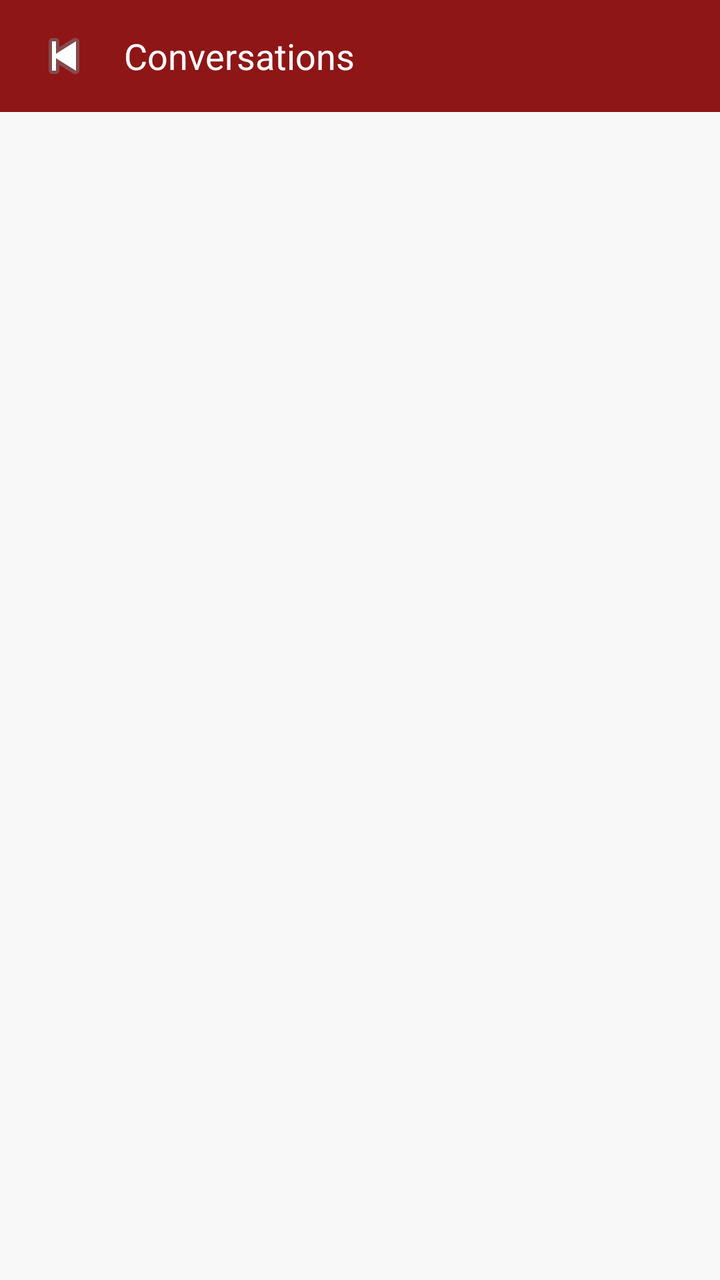
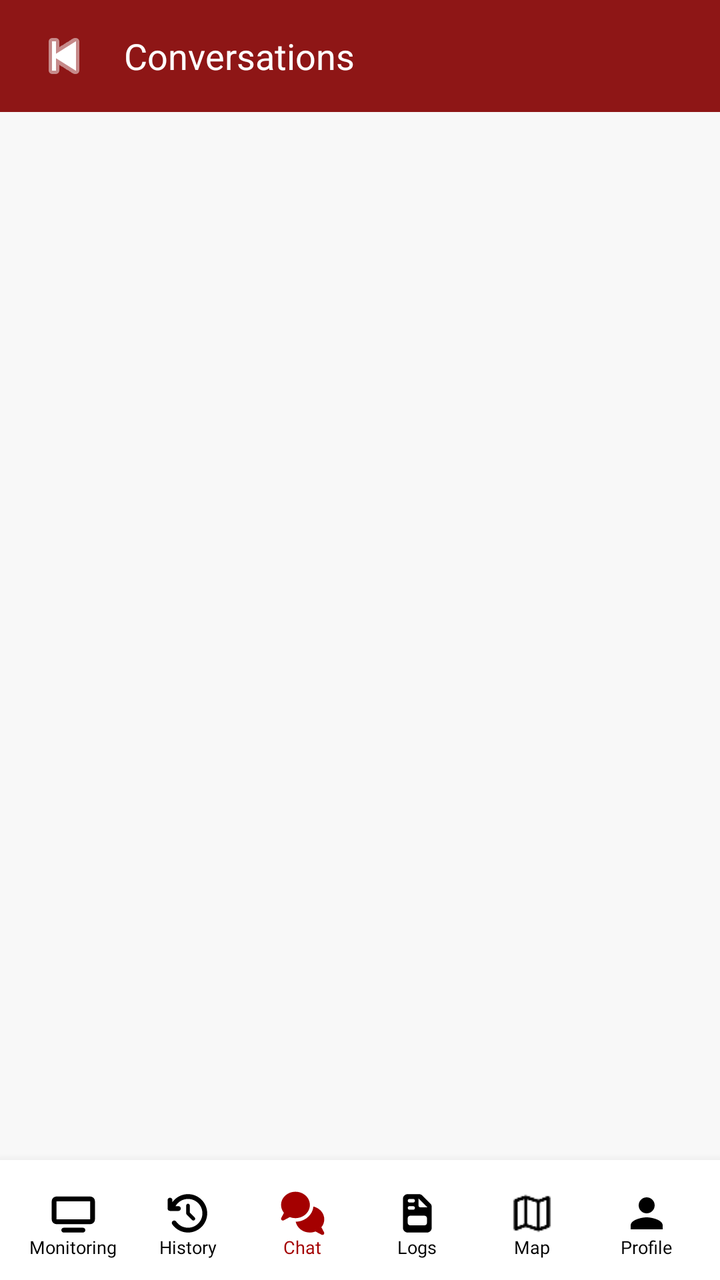

Two renders of the same Android screen: before a commit and after it. Below are the layout's source before the change and the commit's diff.
<!-- AndroidManifest.xml: application theme AppTheme -->
<!-- res/layout/activity_message.xml -->
<?xml version="1.0" encoding="utf-8"?>
<LinearLayout xmlns:android="http://schemas.android.com/apk/res/android"
    android:orientation="vertical"
    android:layout_width="match_parent"
    android:layout_height="match_parent"
    android:background="#f8f8f8">

    
    <LinearLayout
        android:layout_width="match_parent"
        android:layout_height="56dp"
        android:orientation="horizontal"
        android:gravity="center_vertical"
        android:paddingLeft="12dp"
        android:paddingRight="12dp"
        android:background="#8E1616">

        <ImageButton
            android:id="@+id/btnBack"
            android:layout_width="40dp"
            android:layout_height="40dp"
            android:background="@android:color/transparent"
            android:src="@android:drawable/ic_media_previous"/>

        <TextView
            android:layout_width="wrap_content"
            android:layout_height="wrap_content"
            android:text="Conversations"
            android:textColor="#fff"
            android:textSize="18sp"
            android:layout_marginLeft="10dp"
            android:fontFamily="sans-serif" />
    </LinearLayout>

    
    <androidx.recyclerview.widget.RecyclerView
        android:id="@+id/recyclerThreads"
        android:layout_width="match_parent"
        android:layout_height="match_parent"
        android:padding="8dp"/>
</LinearLayout>
<!-- resources referenced by this layout -->
<resources>
  <!-- unchanged entries left out for length: 7 -->
</resources>

<!-- the commit's change to res/layout/activity_message.xml (unified diff, before → after) -->
@@ -1,26 +1,29 @@
 <?xml version="1.0" encoding="utf-8"?>
-<LinearLayout xmlns:android="http://schemas.android.com/apk/res/android"
-    android:orientation="vertical"
+<androidx.constraintlayout.widget.ConstraintLayout
+    xmlns:android="http://schemas.android.com/apk/res/android"
+    xmlns:app="http://schemas.android.com/apk/res-auto"
     android:layout_width="match_parent"
     android:layout_height="match_parent"
     android:background="#f8f8f8">
 
-    
     <LinearLayout
+        android:id="@+id/header"
         android:layout_width="match_parent"
         android:layout_height="56dp"
         android:orientation="horizontal"
         android:gravity="center_vertical"
         android:paddingLeft="12dp"
         android:paddingRight="12dp"
-        android:background="#8E1616">
+        android:background="#8E1616"
+        app:layout_constraintTop_toTopOf="parent">
 
         <ImageButton
             android:id="@+id/btnBack"
             android:layout_width="40dp"
             android:layout_height="40dp"
             android:background="@android:color/transparent"
-            android:src="@android:drawable/ic_media_previous"/>
+            android:src="@android:drawable/ic_media_previous"
+            app:tint="#FFFFFF" />
 
         <TextView
             android:layout_width="wrap_content"
@@ -32,10 +35,184 @@
             android:fontFamily="sans-serif" />
     </LinearLayout>
 
-    
     <androidx.recyclerview.widget.RecyclerView
         android:id="@+id/recyclerThreads"
+        android:layout_width="0dp"
+        android:layout_height="0dp"
+        android:padding="8dp"
+        app:layout_constraintTop_toBottomOf="@id/header"
+        app:layout_constraintBottom_toTopOf="@id/bottom_navigation_bar"
+        app:layout_constraintStart_toStartOf="parent"
+        app:layout_constraintEnd_toEndOf="parent" />
+
+    <LinearLayout
+        android:id="@+id/bottom_navigation_bar"
         android:layout_width="match_parent"
-        android:layout_height="match_parent"
-        android:padding="8dp"/>
-</LinearLayout>
+        android:layout_height="60dp"
+        android:background="#FFFFFF"
+        android:orientation="horizontal"
+        android:weightSum="6"
+        android:elevation="8dp"
+        android:paddingStart="8dp"
+        android:paddingEnd="8dp"
+        app:layout_constraintBottom_toBottomOf="parent"
+        app:layout_constraintStart_toStartOf="parent"
+        app:layout_constraintEnd_toEndOf="parent">
+
+        <LinearLayout
+            android:id="@+id/nav_monitoring"
+            android:layout_width="0dp"
+            android:layout_height="match_parent"
+            android:layout_weight="1"
+            android:orientation="vertical"
+            android:gravity="center"
+            android:clickable="true"
+            android:focusable="true"
+            android:background="?attr/selectableItemBackgroundBorderless"
+            android:paddingTop="4dp">
+            <ImageView
+                android:layout_width="24dp"
+                android:layout_height="24dp"
+                android:src="@drawable/ic_live_default"
+                app:tint="#000000" />
+            <TextView
+                android:layout_width="wrap_content"
+                android:layout_height="wrap_content"
+                android:text="Monitoring"
+                android:textSize="9sp"
+                android:textColor="#000000"
+                android:fontFamily="@font/poppins_regular"
+                android:includeFontPadding="false" />
+        </LinearLayout>
+
+        <LinearLayout
+            android:id="@+id/nav_history"
+            android:layout_width="0dp"
+            android:layout_height="match_parent"
+            android:layout_weight="1"
+            android:orientation="vertical"
+            android:gravity="center"
+            android:clickable="true"
+            android:focusable="true"
+            android:background="?attr/selectableItemBackgroundBorderless"
+            android:paddingTop="4dp">
+            <ImageView
+                android:layout_width="24dp"
+                android:layout_height="24dp"
+                android:src="@drawable/ic_history_default"
+                app:tint="#000000" />
+            <TextView
+                android:layout_width="wrap_content"
+                android:layout_height="wrap_content"
+                android:text="History"
+                android:textSize="9sp"
+                android:textColor="#000000"
+                android:fontFamily="@font/poppins_regular"
+                android:includeFontPadding="false" />
+        </LinearLayout>
+
+        <LinearLayout
+            android:id="@+id/nav_chat"
+            android:layout_width="0dp"
+            android:layout_height="match_parent"
+            android:layout_weight="1"
+            android:orientation="vertical"
+            android:gravity="center"
+            android:clickable="true"
+            android:focusable="true"
+            android:background="?attr/selectableItemBackgroundBorderless"
+            android:paddingTop="4dp">
+            <ImageView
+                android:layout_width="24dp"
+                android:layout_height="24dp"
+                android:src="@drawable/ic_chat_default"
+                app:tint="#A40000" /> <TextView
+            android:layout_width="wrap_content"
+            android:layout_height="wrap_content"
+            android:text="Chat"
+            android:textSize="9sp"
+            android:textColor="#A40000"
+            android:fontFamily="@font/poppins_regular"
+            android:includeFontPadding="false" />
+        </LinearLayout>
+
+        <LinearLayout
+            android:id="@+id/nav_logs"
+            android:layout_width="0dp"
+            android:layout_height="match_parent"
+            android:layout_weight="1"
+            android:orientation="vertical"
+            android:gravity="center"
+            android:clickable="true"
+            android:focusable="true"
+            android:background="?attr/selectableItemBackgroundBorderless"
+            android:paddingTop="4dp">
+            <ImageView
+                android:layout_width="24dp"
+                android:layout_height="24dp"
+                android:src="@drawable/ic_logs_default"
+                app:tint="#000000" />
+            <TextView
+                android:layout_width="wrap_content"
+                android:layout_height="wrap_content"
+                android:text="Logs"
+                android:textSize="9sp"
+                android:textColor="#000000"
+                android:fontFamily="@font/poppins_regular"
+                android:includeFontPadding="false" />
+        </LinearLayout>
+
+        <LinearLayout
+            android:id="@+id/nav_map"
+            android:layout_width="0dp"
+            android:layout_height="match_parent"
+            android:layout_weight="1"
+            android:orientation="vertical"
+            android:gravity="center"
+            android:clickable="true"
+            android:focusable="true"
+            android:background="?attr/selectableItemBackgroundBorderless"
+            android:paddingTop="4dp">
+            <ImageView
+                android:layout_width="24dp"
+                android:layout_height="24dp"
+                android:src="@drawable/map_icon"
+                app:tint="#000000" />
+            <TextView
+                android:layout_width="wrap_content"
+                android:layout_height="wrap_content"
+                android:text="Map"
+                android:textSize="9sp"
+                android:textColor="#000000"
+                android:fontFamily="@font/poppins_regular"
+                android:includeFontPadding="false" />
+        </LinearLayout>
+
+        <LinearLayout
+            android:id="@+id/nav_profile"
+            android:layout_width="0dp"
+            android:layout_height="match_parent"
+            android:layout_weight="1"
+            android:orientation="vertical"
+            android:gravity="center"
+            android:clickable="true"
+            android:focusable="true"
+            android:background="?attr/selectableItemBackgroundBorderless"
+            android:paddingTop="4dp">
+            <ImageView
+                android:layout_width="24dp"
+                android:layout_height="24dp"
+                android:src="@drawable/person_icon"
+                app:tint="#000000" />
+            <TextView
+                android:layout_width="wrap_content"
+                android:layout_height="wrap_content"
+                android:text="Profile"
+                android:textSize="9sp"
+                android:textColor="#000000"
+                android:fontFamily="@font/poppins_regular"
+                android:includeFontPadding="false" />
+        </LinearLayout>
+    </LinearLayout>
+
+</androidx.constraintlayout.widget.ConstraintLayout>
<!-- resource entries referenced after the edit -->
@@ -1,5 +1,60 @@
 <!-- resources referenced by this layout -->
 <resources>
+  <!-- drawable ic_chat_default (drawable) -->
+  <?xml version="1.0" encoding="utf-8"?>
+  <vector xmlns:android="http://schemas.android.com/apk/res/android"
+      android:width="640dp"
+      android:height="640dp"
+      android:viewportWidth="640"
+      android:viewportHeight="640">
+  
+      <path
+          android:fillColor="#1f1f1f"
+          android:pathData="M416 208C416 305.2 330 384 224 384C197.3 384 171.9 379 148.8 370L67.2 413.2C57.9 418.1 46.5 416.4 39 409C31.5 401.6 29.8 390.1 34.8 380.8L70.4 313.6C46.3 284.2 32 247.6 32 208C32 110.8 118 32 224 32C330 32 416 110.8 416 208zM416 576C321.9 576 243.6 513.9 227.2 432C347.2 430.5 451.5 345.1 463 229.3C546.3 248.5 608 317.6 608 400C608 439.6 593.7 476.2 569.6 505.6L605.2 572.8C610.1 582.1 608.4 593.5 601 601C593.6 608.5 582.1 610.2 572.8 605.2L491.2 562C468.1 571 442.7 576 416 576z" />
+  </vector>
+  <!-- drawable ic_history_default (drawable) -->
+  <?xml version="1.0" encoding="utf-8"?>
+  <vector xmlns:android="http://schemas.android.com/apk/res/android"
+      android:width="640dp"
+      android:height="640dp"
+      android:viewportWidth="640"
+      android:viewportHeight="640">
+  
+      <path
+          android:fillColor="#1f1f1f"
+          android:pathData="M320 128C426 128 512 214 512 320C512 426 426 512 320 512C254.8 512 197.1 479.5 162.4 429.7C152.3 415.2 132.3 411.7 117.8 421.8C103.3 431.9 99.8 451.9 109.9 466.4C156.1 532.6 233 576 320 576C461.4 576 576 461.4 576 320C576 178.6 461.4 64 320 64C234.3 64 158.5 106.1 112 170.7L112 144C112 126.3 97.7 112 80 112C62.3 112 48 126.3 48 144L48 256C48 273.7 62.3 288 80 288L104.6 288C105.1 288 105.6 288 106.1 288L192.1 288C209.8 288 224.1 273.7 224.1 256C224.1 238.3 209.8 224 192.1 224L153.8 224C186.9 166.6 249 128 320 128zM344 216C344 202.7 333.3 192 320 192C306.7 192 296 202.7 296 216L296 320C296 326.4 298.5 332.5 303 337L375 409C384.4 418.4 399.6 418.4 408.9 409C418.2 399.6 418.3 384.4 408.9 375.1L343.9 310.1L343.9 216z" />
+  </vector>
+  <!-- drawable ic_live_default (drawable) -->
+  <?xml version="1.0" encoding="utf-8"?>
+  <vector xmlns:android="http://schemas.android.com/apk/res/android"
+      android:width="640dp"
+      android:height="640dp"
+      android:viewportWidth="640"
+      android:viewportHeight="640">
+  
+      <path
+          android:fillColor="#1f1f1f"
+          android:pathData="M96 160L96 400L544 400L544 160L96 160zM32 160C32 124.7 60.7 96 96 96L544 96C579.3 96 608 124.7 608 160L608 400C608 435.3 579.3 464 544 464L96 464C60.7 464 32 435.3 32 400L32 160zM192 512L448 512C465.7 512 480 526.3 480 544C480 561.7 465.7 576 448 576L192 576C174.3 576 160 561.7 160 544C160 526.3 174.3 512 192 512z" />
+  </vector>
+  <!-- drawable ic_logs_default (drawable) -->
+  <?xml version="1.0" encoding="utf-8"?>
+  <vector xmlns:android="http://schemas.android.com/apk/res/android"
+      android:width="640dp"
+      android:height="640dp"
+      android:viewportWidth="640"
+      android:viewportHeight="640">
+  
+      <path
+          android:fillColor="#1f1f1f"
+          android:pathData="M192 64C156.7 64 128 92.7 128 128L128 512C128 547.3 156.7 576 192 576L448 576C483.3 576 512 547.3 512 512L512 234.5C512 217.5 505.3 201.2 493.3 189.2L386.7 82.7C374.7 70.7 358.5 64 341.5 64L192 64zM453.5 240L360 240C346.7 240 336 229.3 336 216L336 122.5L453.5 240zM192 448L192 384C192 366.3 206.3 352 224 352L416 352C433.7 352 448 366.3 448 384L448 448C448 465.7 433.7 480 416 480L224 480C206.3 480 192 465.7 192 448zM216 128L264 128C277.3 128 288 138.7 288 152C288 165.3 277.3 176 264 176L216 176C202.7 176 192 165.3 192 152C192 138.7 202.7 128 216 128zM216 224L264 224C277.3 224 288 234.7 288 248C288 261.3 277.3 272 264 272L216 272C202.7 272 192 261.3 192 248C192 234.7 202.7 224 216 224z" />
+  </vector>
+  <!-- drawable map_icon: png bitmap (drawable, 833 bytes) -->
+  <!-- drawable person_icon (drawable) -->
+  <vector xmlns:android="http://schemas.android.com/apk/res/android" android:height="24dp" android:tint="#FFFFFF" android:viewportHeight="24" android:viewportWidth="24" android:width="24dp">
+        
+      <path android:fillColor="@android:color/white" android:pathData="M12,12c2.21,0 4,-1.79 4,-4s-1.79,-4 -4,-4 -4,1.79 -4,4 1.79,4 4,4zM12,14c-2.67,0 -8,1.34 -8,4v2h16v-2c0,-2.66 -5.33,-4 -8,-4z"/>
+      
+  </vector>
   <!-- unchanged entries left out for length: 7 -->
 </resources>
 
